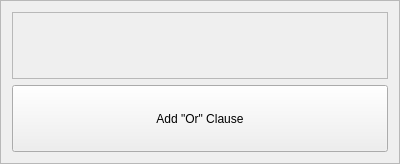
The window that ui/SearchAndClauseFrame.ui (CS-4820-Library-Project/COUNTER-5-Report-Tool-2020-5.0) describes before a commit, drawn with Qt 5.
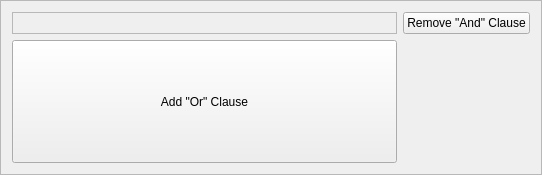
The same window after the commit.

Commit message: cleaned up some of ManageDB; got remove buttons working

Patch:
```diff
--- a/ui/SearchAndClauseFrame.ui
+++ b/ui/SearchAndClauseFrame.ui
@@ -6,8 +6,8 @@
    <rect>
     <x>0</x>
     <y>0</y>
-    <width>400</width>
-    <height>164</height>
+    <width>542</width>
+    <height>175</height>
    </rect>
   </property>
   <property name="sizePolicy">
@@ -25,8 +25,21 @@
   <property name="frameShadow">
    <enum>QFrame::Raised</enum>
   </property>
-  <layout class="QVBoxLayout" name="verticalLayout">
-   <item>
+  <layout class="QGridLayout" name="gridLayout">
+   <item row="1" column="0">
+    <widget class="QPushButton" name="search_add_or_clause_button">
+     <property name="sizePolicy">
+      <sizepolicy hsizetype="Expanding" vsizetype="Preferred">
+       <horstretch>0</horstretch>
+       <verstretch>0</verstretch>
+      </sizepolicy>
+     </property>
+     <property name="text">
+      <string>Add &quot;Or&quot; Clause</string>
+     </property>
+    </widget>
+   </item>
+   <item row="0" column="0">
     <widget class="QFrame" name="search_or_clause_parameters_frame">
      <property name="sizePolicy">
       <sizepolicy hsizetype="Expanding" vsizetype="Preferred">
@@ -43,16 +56,10 @@
      <layout class="QVBoxLayout" name="verticalLayout_22"/>
     </widget>
    </item>
-   <item>
-    <widget class="QPushButton" name="search_add_or_clause_button">
-     <property name="sizePolicy">
-      <sizepolicy hsizetype="Expanding" vsizetype="Preferred">
-       <horstretch>0</horstretch>
-       <verstretch>0</verstretch>
-      </sizepolicy>
-     </property>
+   <item row="0" column="1">
+    <widget class="QPushButton" name="search_remove_and_clause_button">
      <property name="text">
-      <string>Add &quot;Or&quot; Clause</string>
+      <string>Remove &quot;And&quot; Clause</string>
      </property>
     </widget>
    </item>
```
The commit also changes 5 other files.
